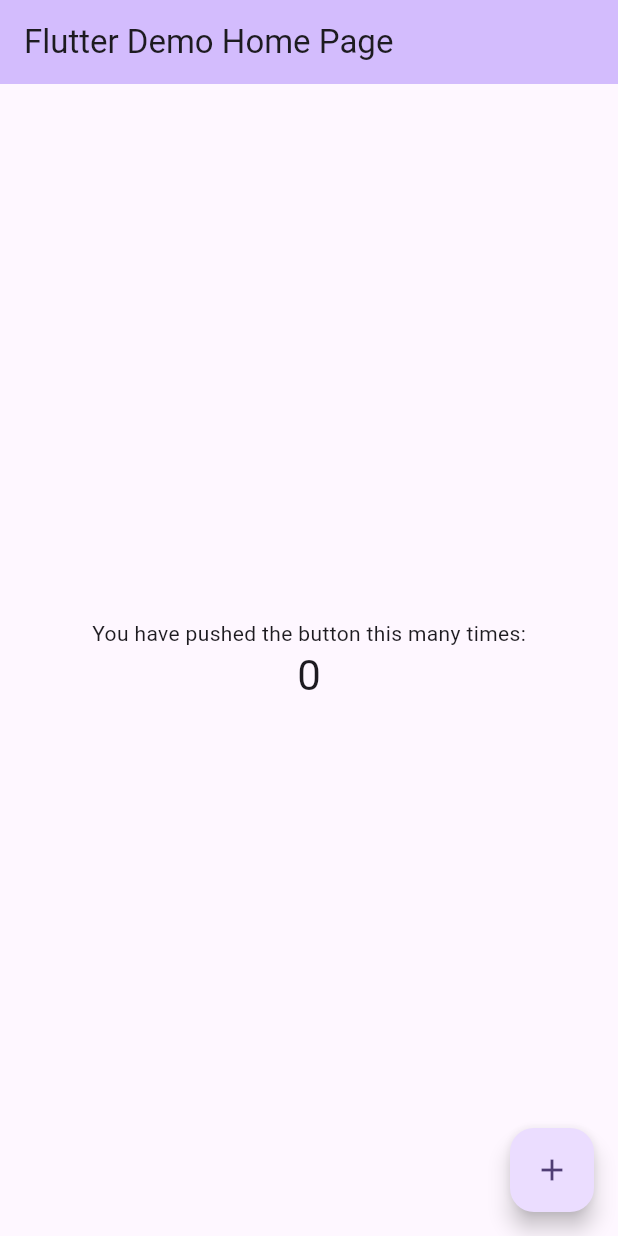
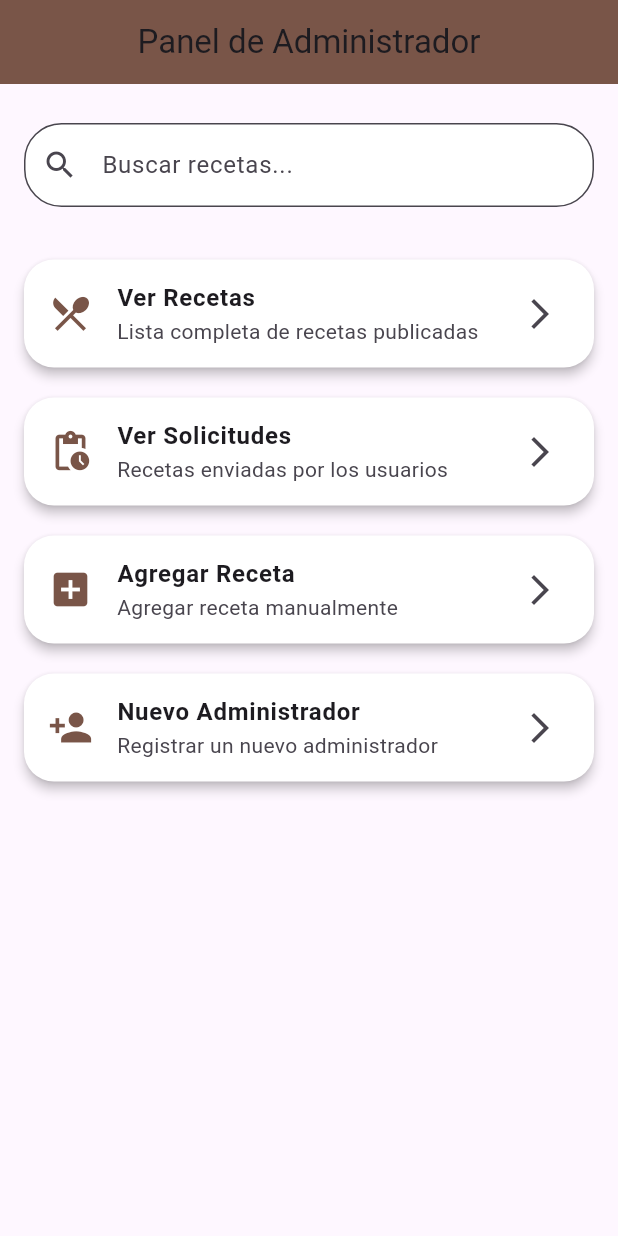
Before and after one commit to Oscarmrl/Tortilla_Digital, a Flutter app: the screen it shows after launch, on a phone screen of 412 x 824 dp. Run offline on Flutter 3.47's test engine with Material 3 defaults, Android fonts, the light colour scheme and no system bars; our stand-ins replace firebase_core; accounts and stored records are empty.

Commit message:
cambios Pantalla de admin

```diff
--- /dev/null
+++ b/lib/admin_home.dart
@@ -0,0 +1,94 @@
+import 'package:flutter/material.dart';
+import 'nuevo_admin.dart'; // Importa tu otra pantalla
+
+class AdminHomeScreen extends StatelessWidget {
+  const AdminHomeScreen({super.key});
+
+  @override
+  Widget build(BuildContext context) {
+    return Scaffold(
+      appBar: AppBar(
+        title: const Text('Panel de Administrador'),
+        backgroundColor: Colors.brown,
+        centerTitle: true,
+      ),
+      body: Padding(
+        padding: const EdgeInsets.all(16.0),
+        child: ListView(
+          children: [
+            const SizedBox(height: 10),
+            TextField(
+              decoration: InputDecoration(
+                hintText: 'Buscar recetas...',
+                prefixIcon: const Icon(Icons.search),
+                border: OutlineInputBorder(
+                  borderRadius: BorderRadius.circular(25),
+                ),
+                filled: true,
+                fillColor: Colors.white,
+              ),
+            ),
+            const SizedBox(height: 25),
+            _adminCard(
+              context,
+              icon: Icons.restaurant_menu,
+              title: 'Ver Recetas',
+              subtitle: 'Lista completa de recetas publicadas',
+              onTap: () {},
+            ),
+            _adminCard(
+              context,
+              icon: Icons.pending_actions,
+              title: 'Ver Solicitudes',
+              subtitle: 'Recetas enviadas por los usuarios',
+              onTap: () {},
+            ),
+            _adminCard(
+              context,
+              icon: Icons.add_box,
+              title: 'Agregar Receta',
+              subtitle: 'Agregar receta manualmente',
+              onTap: () {},
+            ),
+            _adminCard(
+              context,
+              icon: Icons.person_add,
+              title: 'Nuevo Administrador',
+              subtitle: 'Registrar un nuevo administrador',
+              onTap: () {
+                Navigator.push(
+                  context,
+                  MaterialPageRoute(
+                    builder: (context) => const NuevoAdminScreen(),
+                  ),
+                );
+              },
+            ),
+          ],
+        ),
+      ),
+    );
+  }
+
+  Widget _adminCard(
+    BuildContext context, {
+    required IconData icon,
+    required String title,
+    required String subtitle,
+    required VoidCallback onTap,
+  }) {
+    return Card(
+      color: Colors.white,
+      shape: RoundedRectangleBorder(borderRadius: BorderRadius.circular(20)),
+      elevation: 3,
+      margin: const EdgeInsets.symmetric(vertical: 10),
+      child: ListTile(
+        leading: Icon(icon, color: Colors.brown, size: 30),
+        title: Text(title, style: const TextStyle(fontWeight: FontWeight.bold)),
+        subtitle: Text(subtitle),
+        trailing: const Icon(Icons.arrow_forward_ios),
+        onTap: onTap,
+      ),
+    );
+  }
+}
--- a/lib/main.dart
+++ b/lib/main.dart
@@ -1,6 +1,7 @@
 import 'package:flutter/material.dart';
 import 'package:firebase_core/firebase_core.dart';
 import 'firebase_options.dart';
+import 'admin_home.dart';
 
 // Esta es la rama Dev
 
@@ -38,7 +39,7 @@ class MyApp extends StatelessWidget {
         // tested with just a hot reload.
         colorScheme: ColorScheme.fromSeed(seedColor: Colors.deepPurple),
       ),
-      home: const MyHomePage(title: 'Flutter Demo Home Page'),
+      home: const AdminHomeScreen(),
     );
   }
 }
```
Also changed, not shown: lib/nuevo_admin.dart (added, +214 -0 lines).
